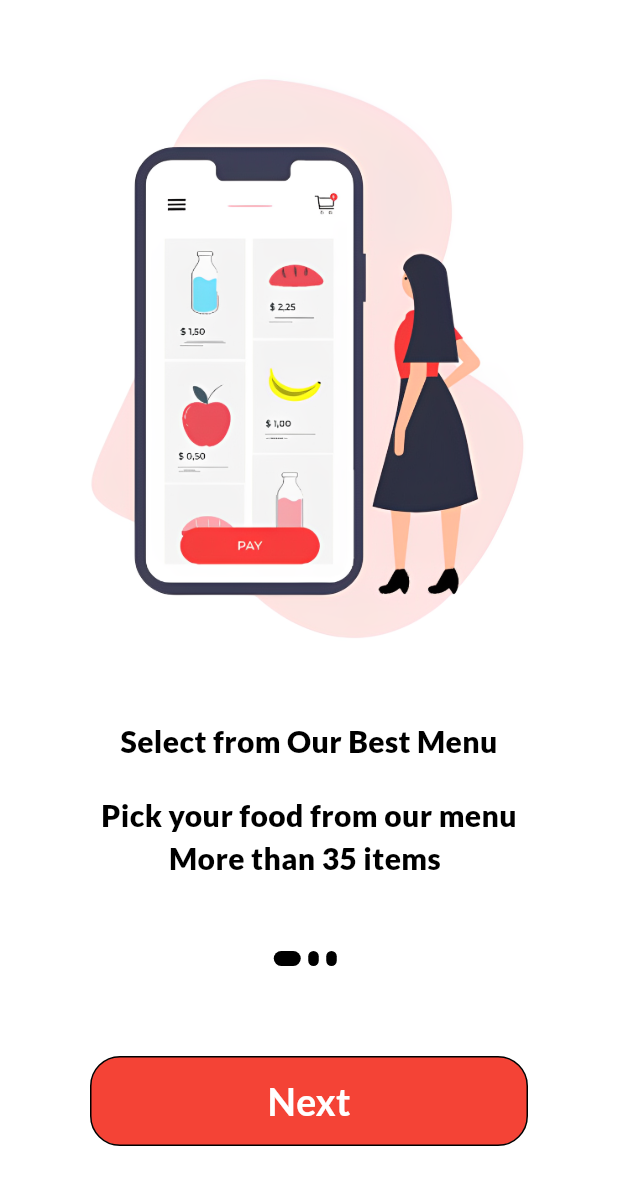
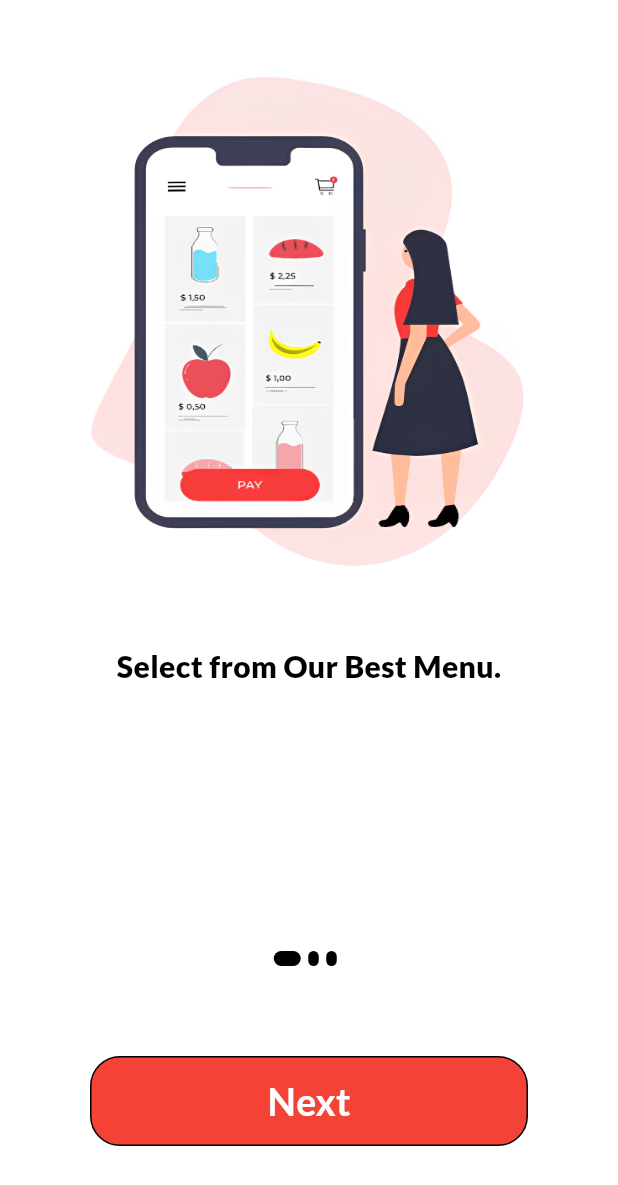
Before and after one commit to Ahmed-Elshennawy/restaurante, a Flutter app: the screen it shows after launch, on a phone screen of 412 x 824 dp. Shown: the top 1185 px of the screen. Run offline on Flutter 3.47's test engine with Material 3 defaults, Android fonts, the phone set to English and light mode, and no system bars; our stand-ins replace curved_navigation_bar, google_fonts, image_picker, shared_preferences.

Commit message:
fix some pixels errors

```diff
--- a/lib/screens/onboard.dart
+++ b/lib/screens/onboard.dart
@@ -54,7 +54,7 @@
                           borderRadius: BorderRadius.circular(20.0),
                           child: Image.asset(
                             contents[i].image,
-                            height: 400,
+                            height: 350,
                             width: MediaQuery.of(context).size.width / 1.3,
                             fit: BoxFit.fill,
                           ),
@@ -65,10 +65,6 @@
                                 ? AppWidget.platesDark()
                                 : AppWidget.platesLight()),
                         const SizedBox(height: 20.0),
-                        Text(contents[i].description,
-                            style: themeState.getDarkTheme
-                                ? AppWidget.platesDark()
-                                : AppWidget.platesLight()),
                       ],
                     ),
                   );
--- a/lib/screens/order.dart
+++ b/lib/screens/order.dart
@@ -97,7 +97,7 @@
                     direction: DismissDirection.endToStart,
                     child: Container(
                       margin: const EdgeInsets.only(
-                          left: 20.0, right: 20.0, top: 20.0, bottom: 20.0),
+                          left: 7.0, right: 7.0, top: 20.0, bottom: 10.0),
                       child: Material(
                         elevation: 5.0,
                         shadowColor: themeState.getDarkTheme
@@ -114,7 +114,7 @@
                             children: [
                               Container(
                                 height: 90,
-                                width: 40,
+                                width: 30,
                                 decoration: BoxDecoration(
                                   border: Border.all(
                                       color: themeState.getDarkTheme
@@ -133,7 +133,7 @@
                                   ),
                                 ),
                               ),
-                              const SizedBox(width: 20.0),
+                              const SizedBox(width: 15.0),
                               ClipRRect(
                                 borderRadius: BorderRadius.circular(60.0),
                                 child: Image.network(
--- a/lib/widgets/reused_model.dart
+++ b/lib/widgets/reused_model.dart
@@ -1,24 +1,20 @@
 class OnboardContent {
   String image;
   String title;
-  String description;
-  OnboardContent(
-      {required this.image, required this.title, required this.description});
+  OnboardContent({required this.image, required this.title});
 }
 
 List<OnboardContent> contents = [
   OnboardContent(
-      image: 'images/screen1.png',
-      title: 'Select from Our Best Menu',
-      description:
-          'Pick your food from our menu\n           More than 35 items'),
+    image: 'images/screen1.png',
+    title: 'Select from Our Best Menu.',
+  ),
   OnboardContent(
-      image: 'images/screen2.png',
-      title: 'Easy and Online Payment',
-      description:
-          'You can pay cash on delivery and\n        Card payment is available'),
+    image: 'images/screen2.png',
+    title: 'Easy and Online Payment',
+  ),
   OnboardContent(
-      image: 'images/screen3.png',
-      title: 'Quick Delivery at Your Doorstep',
-      description: 'Deliver your food at your Doorstep'),
+    image: 'images/screen3.png',
+    title: 'Quick Delivery.',
+  ),
 ];
```
Also changed, not shown: lib/admin/add_food.dart (+7 -8 lines), lib/screens/home.dart (+10 -10 lines), lib/screens/profile.dart (+38 -5 lines).
